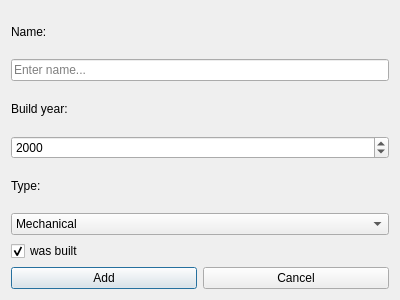
Before: the Qt Designer form computer_scientists_ui/add_computer.ui in 2015-VLN1-Group-44/ComputerScientists_UI, drawn with Qt 5.
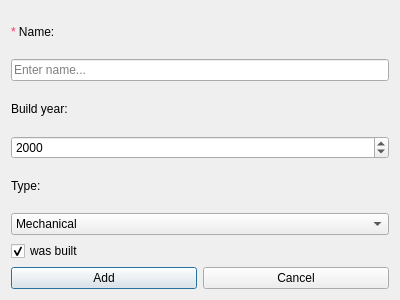
After: the same form once the commit is applied.

Commit message: main window layout fix

```diff
--- a/computer_scientists_ui/add_computer.ui
+++ b/computer_scientists_ui/add_computer.ui
@@ -21,7 +21,7 @@
        <item>
         <widget class="QLabel" name="label_name">
          <property name="text">
-          <string>Name:</string>
+          <string>&lt;span style='color:#ff3366'&gt;*&lt;/span&gt; Name:</string>
          </property>
         </widget>
        </item>
```
The commit also changes 5 other files.
